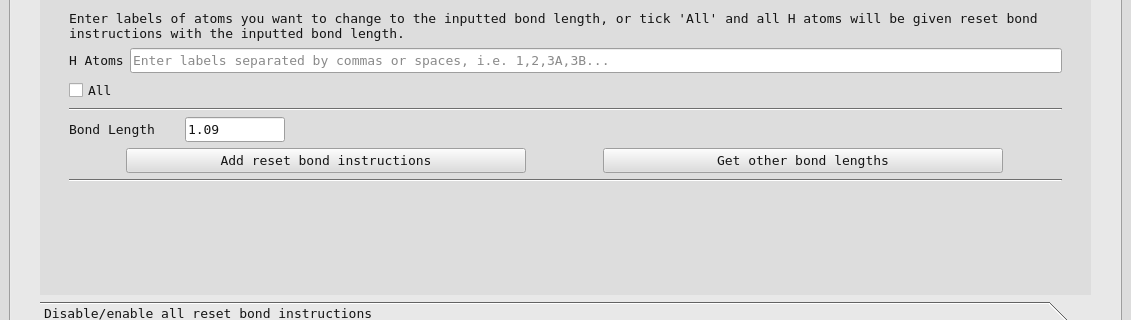
mcrav/XDToolkit, file xdcool.ui: the form before one commit; both pictures show x 0 to 1131 and y 233 to 553 of the 1131 by 652 pixel window.
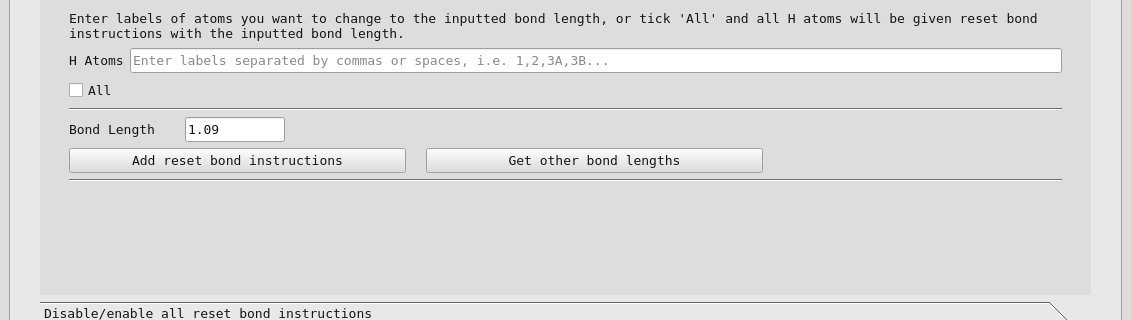
The form after the commit. The open tabs and pages were chosen to show the change. Icons and pictures are not drawn.

```diff
--- a/xdcool.ui
+++ b/xdcool.ui
@@ -2406,7 +2406,7 @@
                  </layout>
                 </item>
                 <item>
-                 <layout class="QHBoxLayout" name="horizontalLayout_33" stretch="2,1">
+                 <layout class="QHBoxLayout" name="horizontalLayout_33" stretch="9,9,8">
                   <property name="spacing">
                    <number>20</number>
                   </property>
@@ -2439,6 +2439,19 @@
                     </property>
                    </widget>
                   </item>
+                  <item>
+                   <spacer name="horizontalSpacer_9">
+                    <property name="orientation">
+                     <enum>Qt::Horizontal</enum>
+                    </property>
+                    <property name="sizeHint" stdset="0">
+                     <size>
+                      <width>40</width>
+                      <height>20</height>
+                     </size>
+                    </property>
+                   </spacer>
+                  </item>
                  </layout>
                 </item>
                 <item>
```
Left out of the diff: 117 changed lines with no effect on the pictures.
